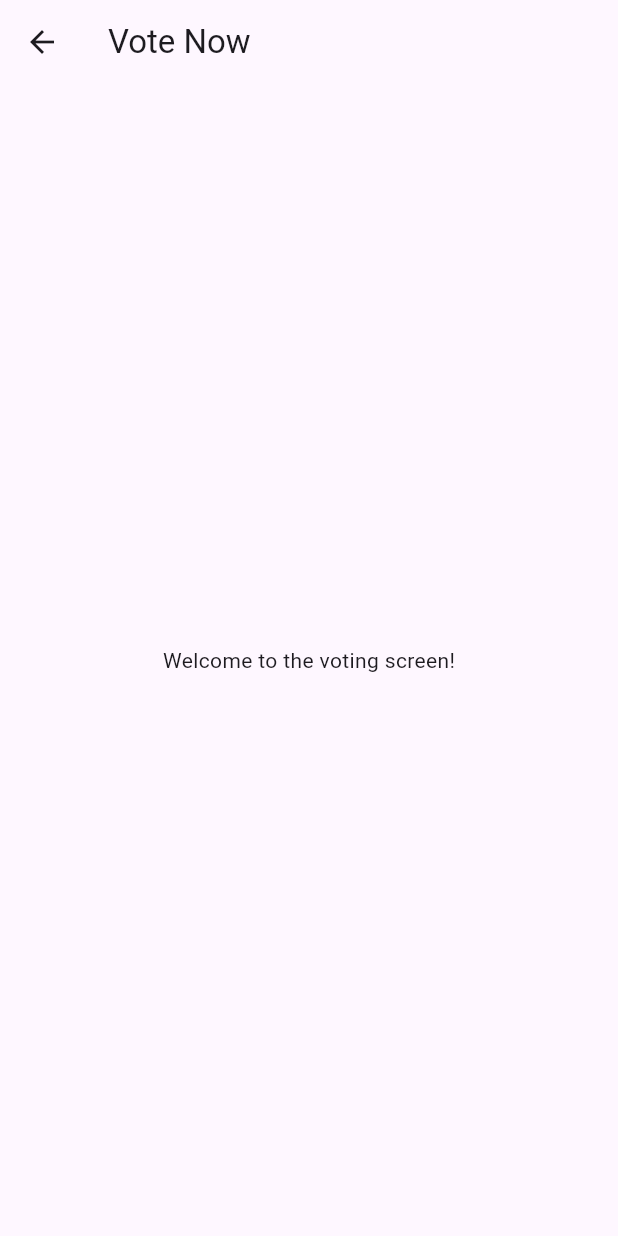
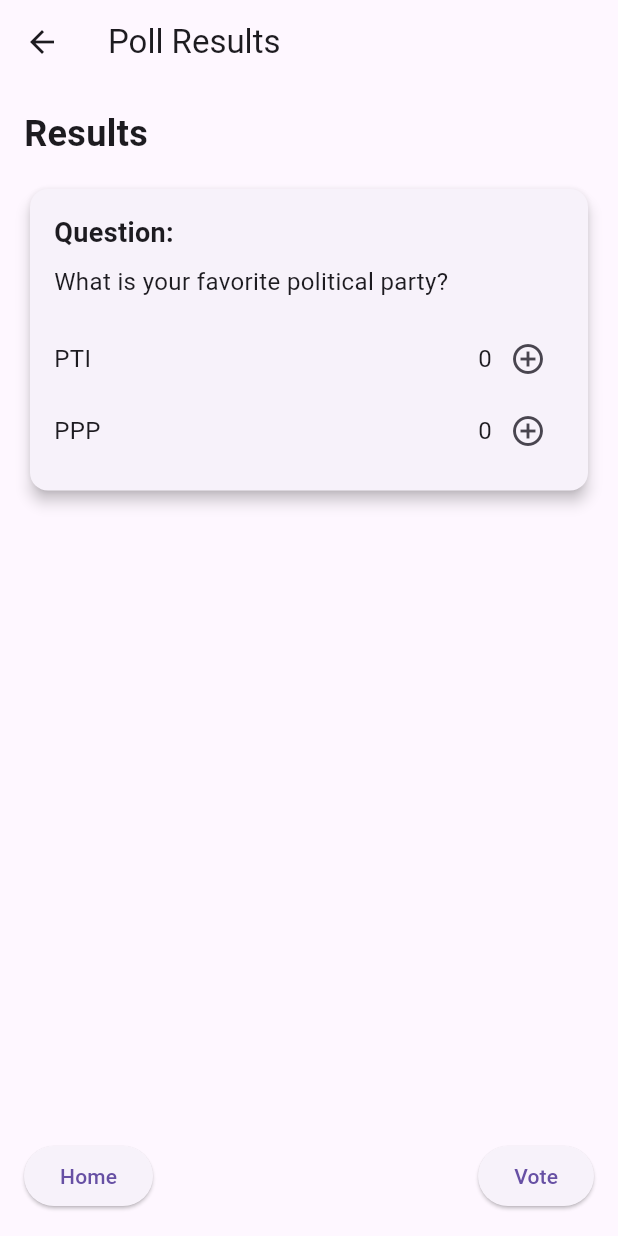
Before and after one commit to luqmanmatloob/polling-app-client, a Flutter app: the UserProfile screen opened directly, after a tap on "Vote", on a phone screen of 412 x 824 dp. Run offline on Flutter 3.47's test engine with Material 3 defaults, Android fonts, the phone set to English and light mode, and no system bars.

Commit message:
vote button changes

```diff
--- a/lib/Userprofile/user_home.dart
+++ b/lib/Userprofile/user_home.dart
@@ -1,4 +1,6 @@
 import 'package:flutter/material.dart';
+
+import '../Voting/voting_screen.dart';
 
 class UserProfile extends StatefulWidget {
   const UserProfile({super.key});
@@ -10,6 +12,16 @@ class UserProfile extends StatefulWidget {
 }
 
 class _UserProfileState extends State<UserProfile> {
+  // Function to navigate to VotingScreen with poll data
+  void navigateToVotingScreen(Map<String, dynamic> poll) {
+    Navigator.push(
+      context,
+      MaterialPageRoute(
+        builder: (context) => VotingScreen(pollData: poll),
+      ),
+    );
+  }
+
   @override
   Widget build(BuildContext context) {
     return Scaffold(
@@ -33,6 +45,7 @@ class _UserProfileState extends State<UserProfile> {
               ),
             ),
             const SizedBox(height: 30),
+            // PTI vs PPP poll
             Card(
               child: Padding(
                 padding: const EdgeInsets.all(10.0),
@@ -42,12 +55,14 @@ class _UserProfileState extends State<UserProfile> {
                     const Text("PTI vs PPP"),
                     FilledButton(
                       onPressed: () {
-                        Navigator.push(
-                          context,
-                          MaterialPageRoute(
-                            builder: (context) => const VotingScreen(),
-                          ),
-                        );
+                        // Navigating with unique poll data for PTI vs PPP
+                        navigateToVotingScreen({
+                          "question": "What is your favorite political party?",
+                          "options": [
+                            {"text": "PTI", "votes": 0},
+                            {"text": "PPP", "votes": 0},
+                          ],
+                        });
                       },
                       child: const Text("Vote"),
                     ),
@@ -56,6 +71,7 @@ class _UserProfileState extends State<UserProfile> {
               ),
             ),
             const SizedBox(height: 20),
+            // Cheezious vs Butt Karahi poll
             Card(
               child: Padding(
                 padding: const EdgeInsets.all(10.0),
@@ -65,12 +81,14 @@ class _UserProfileState extends State<UserProfile> {
                     const Text("Cheezious vs Butt Karahi"),
                     FilledButton(
                       onPressed: () {
-                        Navigator.push(
-                          context,
-                          MaterialPageRoute(
-                            builder: (context) => const VotingScreen(),
-                          ),
-                        );
+                        // Navigating with unique poll data for Cheezious vs Butt Karahi
+                        navigateToVotingScreen({
+                          "question": "What restaurant provides the best food?",
+                          "options": [
+                            {"text": "Cheezious", "votes": 0},
+                            {"text": "Butt Karahi", "votes": 0},
+                          ],
+                        });
                       },
                       child: const Text("Vote"),
                     ),
@@ -78,7 +96,8 @@ class _UserProfileState extends State<UserProfile> {
                 ),
               ),
             ),
-            const SizedBox(height: 20), // Space between cards
+            const SizedBox(height: 20),
+            // Best City poll
             Card(
               child: Padding(
                 padding: const EdgeInsets.all(10.0),
@@ -88,12 +107,14 @@ class _UserProfileState extends State<UserProfile> {
                     const Text("Best City: Islamabad or Lahore"),
                     FilledButton(
                       onPressed: () {
-                        Navigator.push(
-                          context,
-                          MaterialPageRoute(
-                            builder: (context) => const VotingScreen(),
-                          ),
-                        );
+                        // Navigating with unique poll data for Islamabad vs Lahore
+                        navigateToVotingScreen({
+                          "question": "What is your favorite city?",
+                          "options": [
+                            {"text": "Islamabad", "votes": 0},
+                            {"text": "Lahore", "votes": 0},
+                          ],
+                        });
                       },
                       child: const Text("Vote"),
                     ),
@@ -101,33 +122,17 @@ class _UserProfileState extends State<UserProfile> {
                 ),
               ),
             ),
-            const SizedBox(height: 30), // Space below the last card
+            const SizedBox(height: 30),
             const Center(
               child: Text(
                 "More polls coming soon!",
                 style: TextStyle(fontSize: 16, color: Colors.blueGrey),
               ),
             ),
-            const SizedBox(height: 20), // Space before footer or FAB
+            const SizedBox(height: 20),
           ],
         ),
       ),
     );
   }
 }
-
-class VotingScreen extends StatelessWidget {
-  const VotingScreen({super.key});
-
-  @override
-  Widget build(BuildContext context) {
-    return Scaffold(
-      appBar: AppBar(
-        title: const Text("Vote Now"),
-      ),
-      body: const Center(
-        child: Text("Welcome to the voting screen!"),
-      ),
-    );
-  }
-}
--- /dev/null
+++ b/lib/Voting/voting_screen.dart
@@ -0,0 +1,117 @@
+import 'package:flutter/material.dart';
+
+class VotingScreen extends StatefulWidget {
+  final Map<String, dynamic>
+      pollData; // Receive poll data from the UserProfile screen
+
+  const VotingScreen({super.key, required this.pollData});
+
+  @override
+  VotingScreenState createState() => VotingScreenState();
+}
+
+class VotingScreenState extends State<VotingScreen> {
+  // Increment vote for a selected option
+  void incrementVote(int optionIndex) {
+    setState(() {
+      // Check if the optionIndex is within range and valid
+      if (optionIndex >= 0 && optionIndex < widget.pollData['options'].length) {
+        widget.pollData['options'][optionIndex]['votes']++;
+      }
+    });
+  }
+
+  @override
+  Widget build(BuildContext context) {
+    return Scaffold(
+      appBar: AppBar(
+        title: const Text("Poll Results"),
+        leading: IconButton(
+          icon: const Icon(Icons.arrow_back),
+          onPressed: () => Navigator.pop(context),
+        ),
+      ),
+      body: Padding(
+        padding: const EdgeInsets.all(16.0),
+        child: Column(
+          crossAxisAlignment: CrossAxisAlignment.start,
+          children: [
+            const Text(
+              "Results",
+              style: TextStyle(fontSize: 24, fontWeight: FontWeight.bold),
+            ),
+            const SizedBox(height: 16),
+            Card(
+              elevation: 4,
+              child: Padding(
+                padding: const EdgeInsets.all(16.0),
+                child: Column(
+                  crossAxisAlignment: CrossAxisAlignment.start,
+                  children: [
+                    const Text(
+                      "Question:",
+                      style:
+                          TextStyle(fontSize: 18, fontWeight: FontWeight.bold),
+                    ),
+                    const SizedBox(height: 8),
+                    Text(
+                      widget.pollData['question'],
+                      style: const TextStyle(fontSize: 16),
+                    ),
+                    const SizedBox(height: 16),
+                    Column(
+                      children: widget.pollData['options']
+                          .asMap()
+                          .entries
+                          .map<Widget>((entry) {
+                        int optionIndex = entry.key;
+                        Map<String, dynamic> option = entry.value;
+                        return Row(
+                          mainAxisAlignment: MainAxisAlignment.spaceBetween,
+                          children: [
+                            Expanded(
+                              child: Text(option['text'],
+                                  style: const TextStyle(fontSize: 16)),
+                            ),
+                            Row(
+                              children: [
+                                Text(option['votes'].toString(),
+                                    style: const TextStyle(fontSize: 16)),
+                                IconButton(
+                                  icon: const Icon(Icons.add_circle_outline),
+                                  onPressed: () => incrementVote(optionIndex),
+                                ),
+                              ],
+                            ),
+                          ],
+                        );
+                      }).toList(),
+                    ),
+                  ],
+                ),
+              ),
+            ),
+            const Spacer(),
+            Row(
+              mainAxisAlignment: MainAxisAlignment.spaceBetween,
+              children: [
+                ElevatedButton(
+                  onPressed: () {
+                    // Navigate to home (implement navigation)
+                  },
+                  child: const Text("Home"),
+                ),
+                ElevatedButton(
+                  onPressed: () {
+                    // Navigate to vote (implement navigation)
+                  },
+                  child: const Text("Vote"),
+                ),
+              ],
+            ),
+          ],
+        ),
+      ),
+    );
+  }
+}
--- a/pubspec.yaml
+++ b/pubspec.yaml
@@ -11,6 +11,8 @@ dependencies:
   flutter:
     sdk: flutter
   cupertino_icons: ^1.0.8
+  shared_preferences: ^2.1.1
+
 
 dev_dependencies:
   flutter_test:
@@ -18,6 +20,7 @@ dev_dependencies:
   flutter_lints: ^4.0.0
 
 flutter:
+  uses-material-design: true
   assets:
     - assets/voting.png
     - assets/hand.png
```
Also changed, not shown: pubspec.lock, 1 other file.
